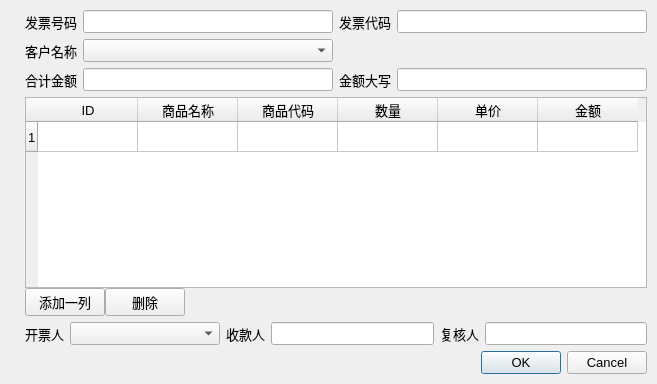
Above: src/invoice/gui/form_invoice.ui from lcw2004/fapiao before the change. Below: the same form after it.
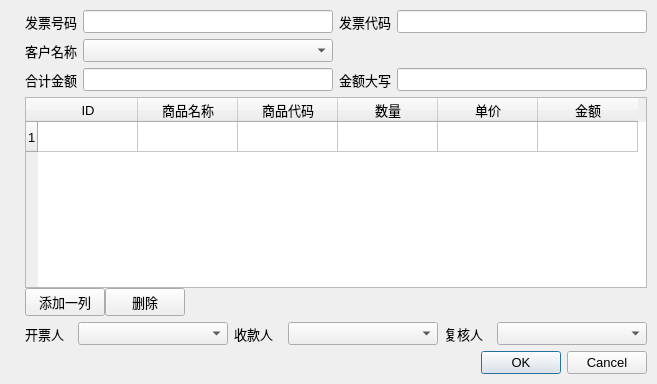
That is the form after the change. Icons and pictures are not drawn.

Commit message: 收款人和复核人改为可以下拉选择和自定义输入

Patch:
```diff
--- a/src/invoice/gui/form_invoice.ui
+++ b/src/invoice/gui/form_invoice.ui
@@ -209,16 +209,13 @@
        <property name="margin">
         <number>0</number>
        </property>
-       <item row="0" column="6">
-        <widget class="QLineEdit" name="reviewer_lineEdit"/>
-       </item>
-       <item row="0" column="4">
-        <widget class="QLineEdit" name="beneficiary_lineEdit"/>
-       </item>
-       <item row="0" column="3">
-        <widget class="QLabel" name="label_6">
-         <property name="text">
-          <string>收款人</string>
+       <item row="0" column="2">
+        <widget class="QComboBox" name="drawer_comboBox">
+         <property name="minimumSize">
+          <size>
+           <width>150</width>
+           <height>0</height>
+          </size>
          </property>
         </widget>
        </item>
@@ -229,13 +226,10 @@
          </property>
         </widget>
        </item>
-       <item row="0" column="2">
-        <widget class="QComboBox" name="drawer_comboBox">
-         <property name="minimumSize">
-          <size>
-           <width>150</width>
-           <height>0</height>
-          </size>
+       <item row="0" column="3">
+        <widget class="QLabel" name="label_6">
+         <property name="text">
+          <string>收款人</string>
          </property>
         </widget>
        </item>
@@ -246,6 +240,26 @@
          </property>
         </widget>
        </item>
+       <item row="0" column="4">
+        <widget class="QComboBox" name="beneficiary_comboBox">
+         <property name="minimumSize">
+          <size>
+           <width>150</width>
+           <height>0</height>
+          </size>
+         </property>
+        </widget>
+       </item>
+       <item row="0" column="6">
+        <widget class="QComboBox" name="reviewer_comboBox">
+         <property name="minimumSize">
+          <size>
+           <width>150</width>
+           <height>0</height>
+          </size>
+         </property>
+        </widget>
+       </item>
       </layout>
      </item>
     </layout>
```
Left out of the diff: 2 changed lines with no effect on the pictures. The commit also changes 2 other files.
